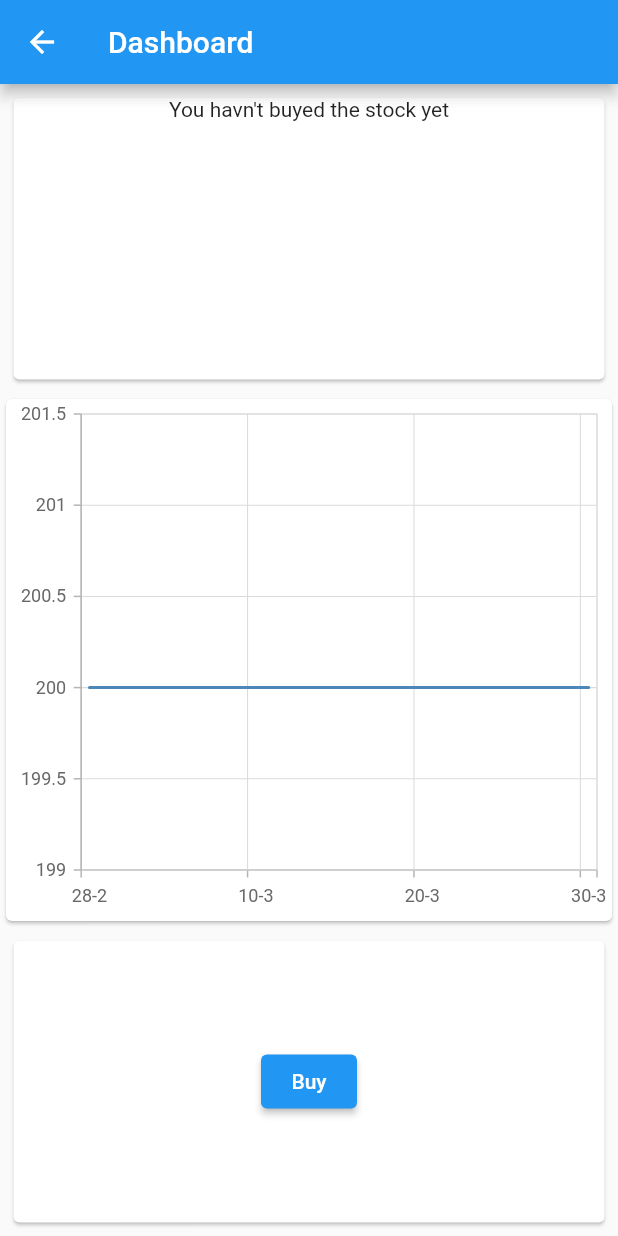
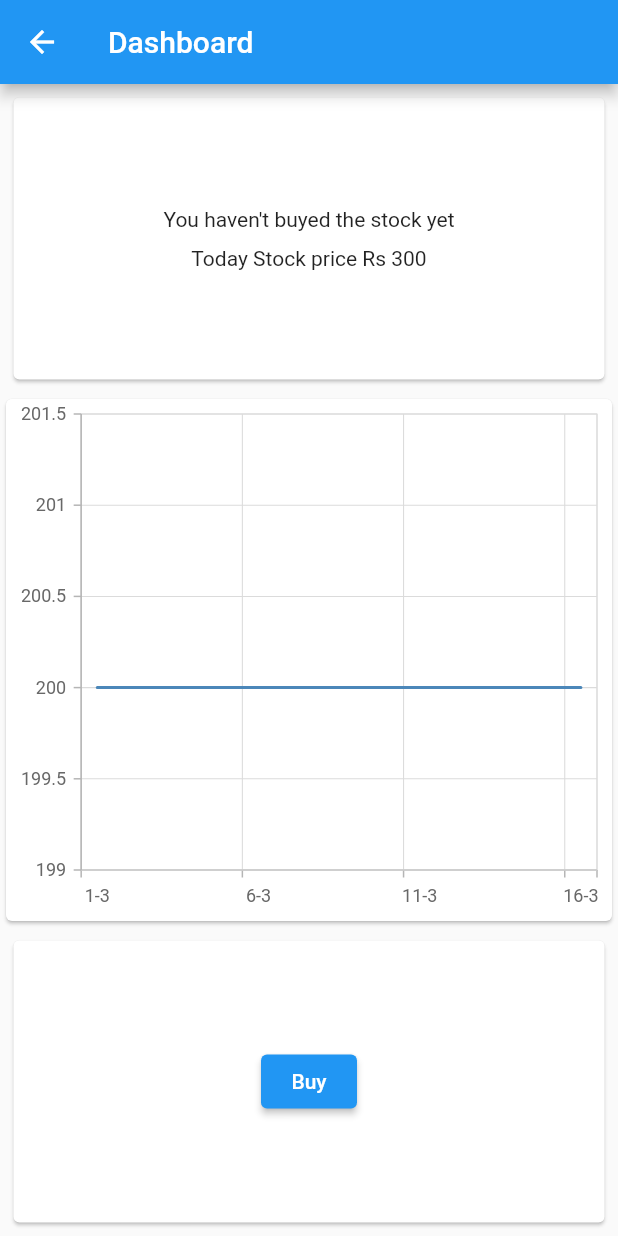
Before and after one commit to akshayindia/Weathy, a Flutter app: the Chart screen opened directly, after a tap on "Buy", on a phone screen of 412 x 824 dp. Run offline on Flutter 3.47's test engine with Material 2 defaults, Android fonts, the phone set to English and light mode, and no system bars; our stand-ins replace syncfusion_flutter_charts, table_calendar; network calls fail.

Commit message:
Buy & Sell functionality completed

```diff
--- a/lib/Provider/AirTableApi.dart
+++ b/lib/Provider/AirTableApi.dart
@@ -1,5 +1,4 @@
 
-import 'dart:collection';
 import 'dart:convert';
 import 'dart:math';
 
@@ -68,7 +67,8 @@ int randomNumber =  random.nextInt(200) + 300;
       Map.fromIterable( json.decode(response.body)['records'],
   key: (i) =>  DateTime.utc(int.parse(i['fields']['Name'].toString().split('-')[0]),int.parse(i['fields']['Name'].toString().split('-')[1]),int.parse(i['fields']['Name'].toString().split('-')[2])),
   value: (i) =>  [Event(i['fields']['Number'].toString())]);
-
+  //  print(87878888);
+  //   print(a);
      Map<DateTime, String> b =
 
       Map.fromIterable( json.decode(response.body)['records'],
@@ -88,7 +88,7 @@ _listid = b;
 Future<void> retriverecord(String? scriptId) async {
     var url = "https://api.airtable.com/v0/appyFv8BdGIwO1XUF/Table%201/recLwSJ1Vjh2Mg7Kh";
     try {
-      final response = await Api('keyzvxCW0Z7oOQ6bJ').get(url);
+       await Api('keyzvxCW0Z7oOQ6bJ').get(url);
     } catch (error) {
       throw (error);
     }
--- a/lib/Provider/AirTableBuySell.dart
+++ b/lib/Provider/AirTableBuySell.dart
@@ -3,15 +3,19 @@ import 'dart:convert';
 import 'package:flutter/material.dart';
 import 'package:table_calendar_example/Provider/api.dart';
 
+class AirTableBuySell with ChangeNotifier {
+  AirTableBuySell(this._listBuySell, this._id);
 
-class AirTableBuySell with ChangeNotifier {
-  AirTableBuySell(this._listBuySell,);
-
-  Map<DateTime, int> _listBuySell = {};
+  List _listBuySell = [];
+  List _id = [];
   // Map<DateTime, String> _listid = {};
 
-  Map<DateTime, int> get iteams {
+  List get iteams {
     return _listBuySell;
+  }
+
+  List get id {
+    return _id;
   }
 
   // Map<DateTime, String> get iteamId {
@@ -21,25 +25,34 @@ class AirTableBuySell with ChangeNotifier {
   Future<void> createrecord(int number) async {
     var url = 'https://api.airtable.com/v0/appZdnwct4lJbfJj6/Table%201';
     // print(DateTime.now().toString().substring(0, 10));
+
+    number = number * 10;
     String date = DateTime.now().toString().substring(0, 10);
     var body = {
       "records": [
         {
-          "fields": {"Name": date, "Number": number}
+          "fields": {"BuySell": date, "Number": number}
         }
       ]
     };
     final response = await Api('keyzvxCW0Z7oOQ6bJ').post(url, body);
 
+    print(json.decode(response.body));
+
     var b = json.decode(response.body);
 
-    _listBuySell[DateTime.utc(
-        int.parse(b['records'][0]['fields']['BuySell'].toString().split('-')[0]),
-        int.parse(b['records'][0]['fields']['BuySell'].toString().split('-')[1]),
-        int.parse(
-            b['records'][0]['fields']['BuySell'].toString().split('-')[2]))] =
+    _listBuySell.add([
+      DateTime.utc(
+          int.parse(
+              b['records'][0]['fields']['BuySell'].toString().split('-')[0]),
+          int.parse(
+              b['records'][0]['fields']['BuySell'].toString().split('-')[1]),
+          int.parse(
+              b['records'][0]['fields']['BuySell'].toString().split('-')[2])),
       b['records'][0]['fields']['Number']
-    ;
+    ]);
+
+    _id.add(b['records'][0]['id']);
     // _listid[DateTime.utc(
     //     int.parse(b['records'][0]['fields']['Name'].toString().split('-')[0]),
     //     int.parse(b['records'][0]['fields']['Name'].toString().split('-')[1]),
@@ -56,27 +69,46 @@ class AirTableBuySell with ChangeNotifier {
     try {
       final response = await Api('keyzvxCW0Z7oOQ6bJ').get(url);
       print(json.decode(response.body));
-      Map<DateTime, int> a = Map.fromIterable(
-          json.decode(response.body)['records'],
-          key: (i) => DateTime.utc(
+      List b = [];
+      json.decode(response.body)['records'].forEach((i) {
+        b.add([
+          DateTime.utc(
               int.parse(i['fields']['BuySell'].toString().split('-')[0]),
               int.parse(i['fields']['BuySell'].toString().split('-')[1]),
               int.parse(i['fields']['BuySell'].toString().split('-')[2])),
-          value: (i) => i['fields']['Number']??3000);
+          i['fields']['Number'] ?? 3000
+        ]);
+      });
 
-      // Map<DateTime, String> b = Map.fromIterable(
-      //     json.decode(response.body)['records'],
-      //     key: (i) => DateTime.utc(
-      //         int.parse(i['fields']['BuySell'].toString().split('-')[0]),
-      //         int.parse(i['fields']['BuySell'].toString().split('-')[1]),
-      //         int.parse(i['fields']['BuySell'].toString().split('-')[2])),
-      //     value: (i) => i['id'].toString());
-print(a);
+      List idBuySell = [];
+      json.decode(response.body)['records'].forEach((i) {
+        idBuySell.add(i['id']);
+      });
+      print(idBuySell);
+      _id = idBuySell;
 
-      _listBuySell = a;
+      print(234234234234);
+
+      _listBuySell = b;
     } catch (error) {
       throw (error);
     }
     notifyListeners();
   }
+
+  Future<void> reset() async {
+    print(6866878777877878787);
+//  String id =  _listid[selecteddate].toString();
+    print(_id);
+    _id.forEach((element) async {
+      var url =
+          'https://api.airtable.com/v0/appZdnwct4lJbfJj6/Table%201/$element';
+      var response = await Api('keyzvxCW0Z7oOQ6bJ').delete(url);
+      print(json.decode(response.body));
+    });
+_listBuySell.clear();
+    _id.clear();
+
+    notifyListeners();
+  }
 }
--- a/lib/main.dart
+++ b/lib/main.dart
@@ -30,9 +30,10 @@ Future<void> main() async {
             previousProject == null ? {}: previousProject.iteams, previousProject == null ? {}: previousProject.iteamId
           ),),
             ChangeNotifierProxyProvider0<AirTableBuySell>(
-            create: (context) => AirTableBuySell({}),
+            create: (context) => AirTableBuySell([],[]),
           update: (ctx, previousProject) => AirTableBuySell(
-            previousProject == null ? {}: previousProject.iteams,
+            previousProject == null ? []: previousProject.iteams,
+            previousProject == null? []: previousProject.id
           ),)
         ],
         child: Builder(builder: (BuildContext context) {
--- a/lib/pages/Calender.dart
+++ b/lib/pages/Calender.dart
@@ -5,7 +5,6 @@ import 'package:flutter/material.dart';
 import 'package:provider/provider.dart';
 import 'package:table_calendar/table_calendar.dart';
 import 'package:table_calendar_example/Provider/AirTableApi.dart';
-import 'package:table_calendar_example/Provider/api.dart';
 
 import '../utils.dart';
 
@@ -51,10 +50,8 @@ _listEvent = Provider.of<AirTableApi>(context).iteams;
     super.dispose();
   }
 
-
-
   List<Event> _getEventsForDay(DateTime day) {
-;    // Implementation example
+  // Implementation example
 print (_listEvent[day]);
     // AirTableApi().listEvent[day]
     return  _listEvent[day] ?? [];
--- a/lib/pages/Dashboard.dart
+++ b/lib/pages/Dashboard.dart
@@ -1,3 +1,4 @@
+import 'package:flutter/foundation.dart';
 import 'package:flutter/material.dart';
 import 'package:provider/provider.dart';
 import 'package:syncfusion_flutter_charts/charts.dart';
@@ -6,16 +7,14 @@ import 'package:table_calendar_example/utils.dart';
 
 import '../Provider/AirTableApi.dart';
 
-
 class Chart extends StatefulWidget {
-  const Chart({ Key? key }) : super(key: key);
+  const Chart({Key? key}) : super(key: key);
 
   @override
   State<Chart> createState() => _ChartState();
 }
 
 class _ChartState extends State<Chart> {
-
   Map<DateTime, List<Event>> _listEvent = {};
 
   void didChangeDependencies() {
@@ -24,80 +23,166 @@ _listEvent = Provider.of<AirTableApi>(context).iteams;
     super.didChangeDependencies();
   }
 
-
   @override
   Widget build(BuildContext context) {
     List a = [];
- var c = Provider.of<AirTableBuySell>(context).iteams;
-
- var listOfDates = new List<DateTime>.generate(31, (i) => DateTime.utc(2022,3, i));
- listOfDates.forEach((value){
-  a.add(SalesData(value.day.toString() + '-' + value.month.toString(), (_listEvent[value] == null)? 200.0: double.tryParse(_listEvent[value]![0].title) ?? 200));
+    var c = Provider.of<AirTableBuySell>(context, listen:  true).iteams;
+   int todayDay = DateTime.now().day;
+    var listOfDates =
+        new List<DateTime>.generate(todayDay, (i) => DateTime.utc(2022, 3, i+1));
+    listOfDates.forEach((value) {
+      a.add(SalesData(
+          value.day.toString() + '-' + value.month.toString(),
+          (_listEvent[value] == null)
+              ? 200.0
+              : double.tryParse(_listEvent[value]![0].title) ?? 200));
     });
-var d = DateTime.utc(DateTime.now().year, DateTime.now().month, DateTime.now().day);
+    var d = DateTime.utc(
+        DateTime.now().year, DateTime.now().month, DateTime.now().day);
     print(d);
-int e = _listEvent[d] == null? 300 : int.parse(_listEvent[d]!.first.title );
+    int e = _listEvent[d] == null ? 300 : int.parse(_listEvent[d]!.first.title);
 
     return Scaffold(
         appBar: AppBar(title: Text('Dashboard')),
         body: Center(
             child: Column(
           children: [
-            SizedBox(height: MediaQuery.of(context).size.height/4, width:  MediaQuery.of(context).size.width, child:  Padding( padding: EdgeInsets.all(5),
+            UserUpdate(c: c, e: e),
+            StockGraph(a: a),
+            CallToActionWidget(c: c, e:e),
+          ],
+        )));
+  }
+}
+
+class CallToActionWidget extends StatefulWidget {
+  const CallToActionWidget({
+    Key? key,
+    required this.c,
+    required this.e
+  }) : super(key: key);
+
+  final List c;
+  final int e;
+
+  @override
+  State<CallToActionWidget> createState() => _CallToActionWidgetState();
+}
+
+class _CallToActionWidgetState extends State<CallToActionWidget> {
+  bool _isLoading = false;
+  @override
+  Widget build(BuildContext context) {
+  List d = Provider.of<AirTableBuySell>(context).iteams;
+
+    print(3253245);
+    print(widget.c);
+    return SizedBox(
+      height: MediaQuery.of(context).size.height / 4,
+      width: MediaQuery.of(context).size.width,
+      child: Padding(
+          padding: EdgeInsets.all(5),
           child: Card(
-                child:  Center(child: Column(
+            child: _isLoading?CircularProgressIndicator():Row(
+              mainAxisAlignment: MainAxisAlignment.spaceEvenly,
               children: [
-                    Text (
-                      (c.isEmpty? 'You havn\'t buyed the stock yet':
+                if (d.isEmpty)
+                  ElevatedButton(onPressed: () {
+                    Provider.of<AirTableBuySell>(context, listen:  false).createrecord(widget.e);
+                  }, child: Text('Buy'))
+                else if (d.length == 1)
+                  ElevatedButton(onPressed: () {
+                    Provider.of<AirTableBuySell>(context, listen:  false).createrecord(widget.e);
+
+                  }, child: Text('Sell'))
+                  else
+                  ElevatedButton(onPressed: () {
+                         setState((){
+_isLoading = true;
+                      });
+                    Provider.of<AirTableBuySell>(context, listen:  false).reset().whenComplete(() {
+                      setState((){
+_isLoading = false;
+                      });
+                    });
+
+                  }, child: Text('Reset'))
 
 
-                      'Stock Buyed Date - ' + c.keys.first.toString().substring(0,10) + '\n' + 'Amount Rs ' + c.values.first.toString() )),
 
-               if(c.isNotEmpty)
-                 Text( ('Profit/Loss ' +  (e*10 - c.values.first ).toString() + ' Rs'))
               ],
+            )
           )),
-              )),),
-            Expanded(
+    );
+  }
+}
+
+class StockGraph extends StatelessWidget {
+  const StockGraph({
+    Key? key,
+    required this.a,
+  }) : super(key: key);
+
+  final List a;
+
+  @override
+  Widget build(BuildContext context) {
+    return Expanded(
       child: Card(
           child: SfCartesianChart(
               // Initialize category axis
               primaryXAxis: CategoryAxis(),
-
               series: <LineSeries<SalesData, String>>[
             LineSeries<SalesData, String>(
                 // Bind data source
 
-                      dataSource:  <SalesData>[
-                     ...a
+                dataSource: <SalesData>[...a],
+                xValueMapper: (SalesData sales, _) => sales.year,
+                yValueMapper: (SalesData sales, _) => sales.sales)
+          ])),
+    );
+  }
+}
+
+class UserUpdate extends StatelessWidget {
+  const UserUpdate({
+    Key? key,
+    required this.c,
+    required this.e,
+  }) : super(key: key);
+
+  final List c;
+  final int e;
+
+  @override
+  Widget build(BuildContext context) {
+    return SizedBox(
+      height: MediaQuery.of(context).size.height / 4,
+      width: MediaQuery.of(context).size.width,
+      child: Padding(
+          padding: EdgeInsets.all(5),
+          child: Card(
+            child: Center(
+                child: Column(
+                  mainAxisAlignment: MainAxisAlignment.center,
+              children: [
+                Text((c.isEmpty
+                    ? 'You haven\'t buyed the stock yet'
+                    : 'Stock Buyed Date - ' +
+                        c.first.first.toString().substring(0, 10) +
+                        '\n' +
+                        'Amount Rs ' +
+                        c.first[1].toString())),
+                SizedBox(height: 10,),
+                Text('Today Stock price Rs ' + '$e'),
+                if (c.isNotEmpty)
+                  Text(('Profit/Loss ' +
+                      (e * 10 - c.first[1]).toString() +
+                      ' Rs'))
               ],
-                      xValueMapper: (SalesData sales, _) => sales.year,
-                      yValueMapper: (SalesData sales, _) => sales.sales
-                    )
-                  ]
-                )
-              ),
-            ),
-
-            SizedBox(height: MediaQuery.of(context).size.height/4, width: MediaQuery.of(context).size.width , child:  Padding( padding: EdgeInsets.all(5),
-              child: Card(
-                child: Row(
-                  mainAxisAlignment: MainAxisAlignment.spaceEvenly,
-                  children: [
-                    if (c.isEmpty)
-                    ElevatedButton(onPressed: (){
-
-
-                    }, child: Text('Buy')),
-                    if(c.length == 1)
-                    ElevatedButton(onPressed: (){}, child: Text('Sell'))],),
-              )),),
-          ],
-        )
-      )
+            )),
+          )),
     );
-
-
   }
 }
 
```
Lines whose indentation alone changed are shown as unchanged.
